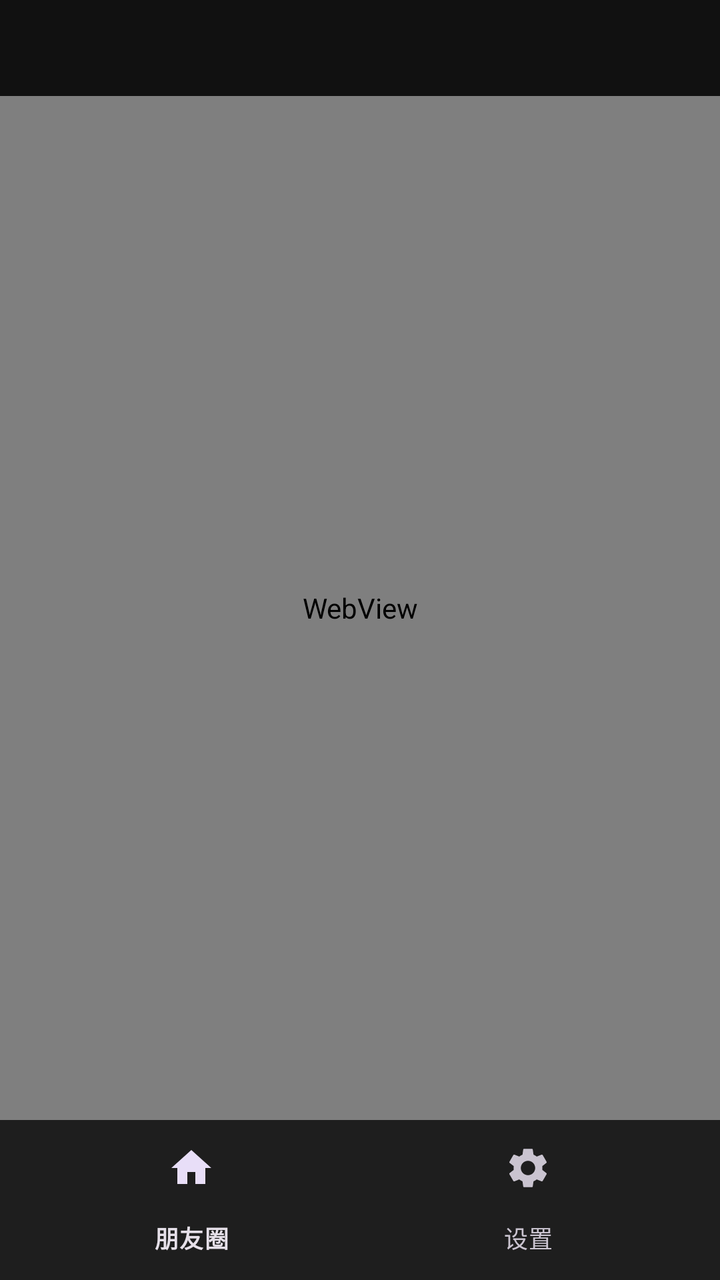
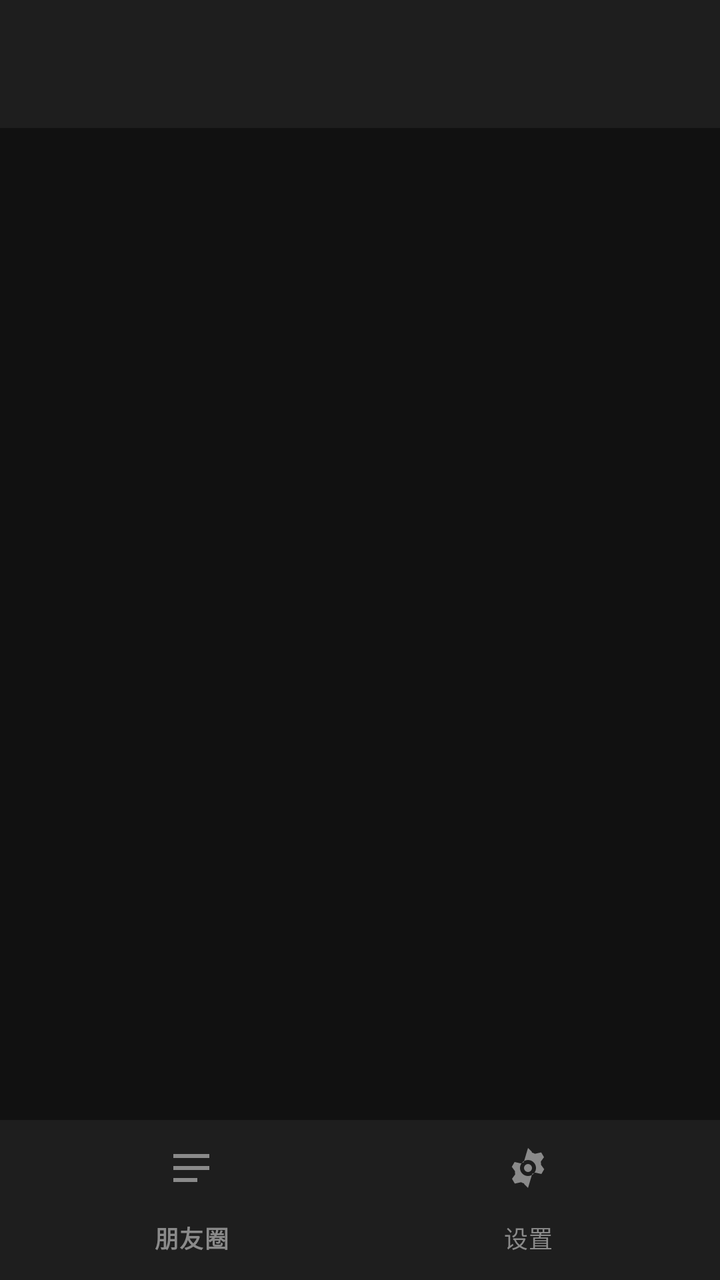

An Android layout rendered at two revisions. The XML below is the earlier revision; the diff shows what the commit changed to produce the second picture.
<!-- AndroidManifest.xml: application theme Theme.Amigo -->
<!-- res/layout/activity_main.xml -->
<?xml version="1.0" encoding="utf-8"?>
<LinearLayout xmlns:android="http://schemas.android.com/apk/res/android"
    xmlns:app="http://schemas.android.com/apk/res-auto"
    android:layout_width="match_parent"
    android:layout_height="match_parent"
    android:orientation="vertical">

    <com.google.android.material.appbar.MaterialToolbar
        android:id="@+id/toolbar"
        android:layout_width="match_parent"
        android:layout_height="48dp"
        android:background="@color/bg"
        android:titleTextColor="@color/text" />

    <WebView
        android:id="@+id/webview"
        android:layout_width="match_parent"
        android:layout_height="0dp"
        android:layout_weight="1" />

    <com.google.android.material.bottomnavigation.BottomNavigationView
        android:id="@+id/bottom_nav"
        android:layout_width="match_parent"
        android:layout_height="wrap_content"
        android:background="@color/card"
        app:menu="@menu/bottom_nav" />

</LinearLayout>
<!-- resources referenced by this layout -->
<resources>
  <color name="bg">#111111</color>
  <color name="card">#1e1e1e</color>
  <color name="text">#e6e6e6</color>
  <style name="Theme.Amigo" parent="Theme.Material3.Dark.NoActionBar">
          <item name="colorPrimary">@color/green</item>
          <item name="colorOnPrimary">#ffffff</item>
          <item name="colorPrimaryContainer">#1e5c3a</item>
          <item name="colorSecondary">@color/green</item>
          <item name="android:colorBackground">@color/bg</item>
          <item name="android:navigationBarColor">@color/card</item>
          <item name="android:statusBarColor">@color/bg</item>
          <item name="android:windowLightStatusBar">false</item>
          <item name="bottomNavigationStyle">@style/Widget.Material3.BottomNavigationView</item>
      </style>
  <color name="green">#07C160</color>
</resources>

<!-- the commit's change to res/layout/activity_main.xml (unified diff, before → after) -->
@@ -1,19 +1,21 @@
 <?xml version="1.0" encoding="utf-8"?>
 <LinearLayout xmlns:android="http://schemas.android.com/apk/res/android"
-    xmlns:app="http://schemas.android.com/apk/res-auto"
     android:layout_width="match_parent"
     android:layout_height="match_parent"
-    android:orientation="vertical">
+    android:orientation="vertical"
+    android:background="@color/bg">
 
-    <com.google.android.material.appbar.MaterialToolbar
+    <androidx.appcompat.widget.Toolbar
         android:id="@+id/toolbar"
         android:layout_width="match_parent"
-        android:layout_height="48dp"
-        android:background="@color/bg"
-        android:titleTextColor="@color/text" />
+        android:layout_height="?attr/actionBarSize"
+        android:background="@color/card"
+        android:title="@string/app_name"
+        app:titleTextColor="@color/text"
+        xmlns:app="http://schemas.android.com/apk/res-auto" />
 
-    <WebView
-        android:id="@+id/webview"
+    <androidx.fragment.app.FragmentContainerView
+        android:id="@+id/container"
         android:layout_width="match_parent"
         android:layout_height="0dp"
         android:layout_weight="1" />
@@ -23,6 +25,8 @@
         android:layout_width="match_parent"
         android:layout_height="wrap_content"
         android:background="@color/card"
-        app:menu="@menu/bottom_nav" />
-
+        app:itemIconTint="@color/muted"
+        app:itemTextColor="@color/muted"
+        app:menu="@menu/bottom_nav"
+        xmlns:app="http://schemas.android.com/apk/res-auto" />
 </LinearLayout>
<!-- resource entries referenced after the edit -->
@@ -2,7 +2,9 @@
 <resources>
   <color name="bg">#111111</color>
   <color name="card">#1e1e1e</color>
+  <color name="muted">#8a8a8a</color>
   <color name="text">#e6e6e6</color>
+  <string name="app_name">朋友圈</string>
   <style name="Theme.Amigo" parent="Theme.Material3.Dark.NoActionBar">
           <item name="colorPrimary">@color/green</item>
           <item name="colorOnPrimary">#ffffff</item>
